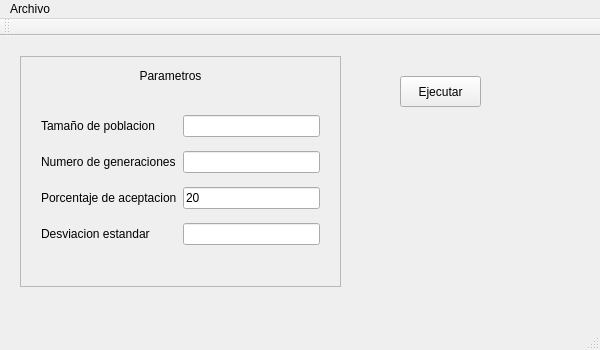
This is mainwindow.ui in antonioaraujob/optimizacionac as Qt 5 draws it before an edit. The edited form follows.
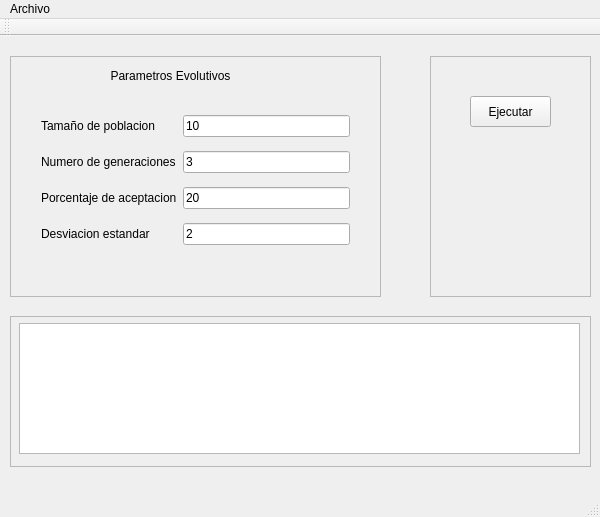
This is the edited form.

Commit message: Agregada widget en la ventana principal para mostrar los mejores individuos por generación.

Patch:
```diff
--- a/mainwindow.ui
+++ b/mainwindow.ui
@@ -7,20 +7,49 @@
     <x>0</x>
     <y>0</y>
     <width>600</width>
-    <height>350</height>
+    <height>517</height>
    </rect>
   </property>
   <property name="windowTitle">
    <string>Algoritmo Cultural</string>
   </property>
   <widget class="QWidget" name="centralWidget">
+   <widget class="QFrame" name="frame_2">
+    <property name="geometry">
+     <rect>
+      <x>430</x>
+      <y>20</y>
+      <width>161</width>
+      <height>241</height>
+     </rect>
+    </property>
+    <property name="frameShape">
+     <enum>QFrame::StyledPanel</enum>
+    </property>
+    <property name="frameShadow">
+     <enum>QFrame::Raised</enum>
+    </property>
+    <widget class="QPushButton" name="pushButtonRun">
+     <property name="geometry">
+      <rect>
+       <x>40</x>
+       <y>40</y>
+       <width>81</width>
+       <height>31</height>
+      </rect>
+     </property>
+     <property name="text">
+      <string>Ejecutar</string>
+     </property>
+    </widget>
+   </widget>
    <widget class="QFrame" name="frame">
     <property name="geometry">
      <rect>
-      <x>20</x>
+      <x>10</x>
       <y>20</y>
-      <width>321</width>
-      <height>231</height>
+      <width>371</width>
+      <height>241</height>
      </rect>
     </property>
     <property name="frameShape">
@@ -32,14 +61,14 @@
     <widget class="QLabel" name="label">
      <property name="geometry">
       <rect>
-       <x>100</x>
+       <x>70</x>
        <y>10</y>
-       <width>101</width>
+       <width>181</width>
        <height>20</height>
       </rect>
      </property>
      <property name="text">
-      <string>Parametros</string>
+      <string>Parametros Evolutivos</string>
      </property>
      <property name="alignment">
       <set>Qt::AlignCenter</set>
@@ -48,9 +77,9 @@
     <widget class="QWidget" name="gridLayoutWidget">
      <property name="geometry">
       <rect>
-       <x>10</x>
+       <x>20</x>
        <y>40</y>
-       <width>301</width>
+       <width>331</width>
        <height>171</height>
       </rect>
      </property>
@@ -70,7 +99,11 @@
        </widget>
       </item>
       <item row="1" column="1">
-       <widget class="QLineEdit" name="lineEditGenerationNumber"/>
+       <widget class="QLineEdit" name="lineEditGenerationNumber">
+        <property name="text">
+         <string>3</string>
+        </property>
+       </widget>
       </item>
       <item row="1" column="0">
        <widget class="QLabel" name="label_3">
@@ -87,6 +120,9 @@
         <property name="whatsThis">
          <string extracomment="[1..1000]"/>
         </property>
+        <property name="text">
+         <string>10</string>
+        </property>
        </widget>
       </item>
       <item row="2" column="0">
@@ -110,23 +146,40 @@
        </widget>
       </item>
       <item row="3" column="1">
-       <widget class="QLineEdit" name="lineEditMutationStd"/>
+       <widget class="QLineEdit" name="lineEditMutationStd">
+        <property name="text">
+         <string>2</string>
+        </property>
+       </widget>
       </item>
      </layout>
     </widget>
    </widget>
-   <widget class="QPushButton" name="pushButtonRun">
+   <widget class="QFrame" name="frame_3">
     <property name="geometry">
      <rect>
-      <x>400</x>
-      <y>40</y>
-      <width>81</width>
-      <height>31</height>
+      <x>10</x>
+      <y>280</y>
+      <width>581</width>
+      <height>151</height>
      </rect>
     </property>
-    <property name="text">
-     <string>Ejecutar</string>
+    <property name="frameShape">
+     <enum>QFrame::StyledPanel</enum>
     </property>
+    <property name="frameShadow">
+     <enum>QFrame::Raised</enum>
+    </property>
+    <widget class="QListView" name="listViewBestIndividuals">
+     <property name="geometry">
+      <rect>
+       <x>9</x>
+       <y>7</y>
+       <width>561</width>
+       <height>131</height>
+      </rect>
+     </property>
+    </widget>
    </widget>
   </widget>
   <widget class="QMenuBar" name="menuBar">
```
The commit also changes 7 other files.
